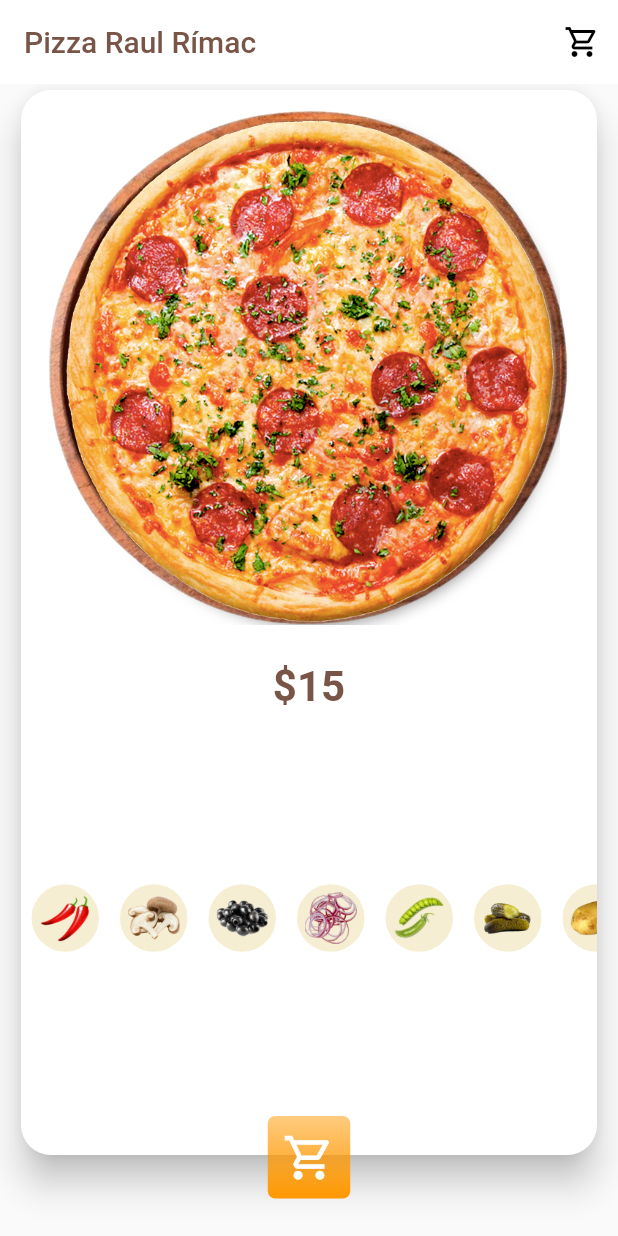
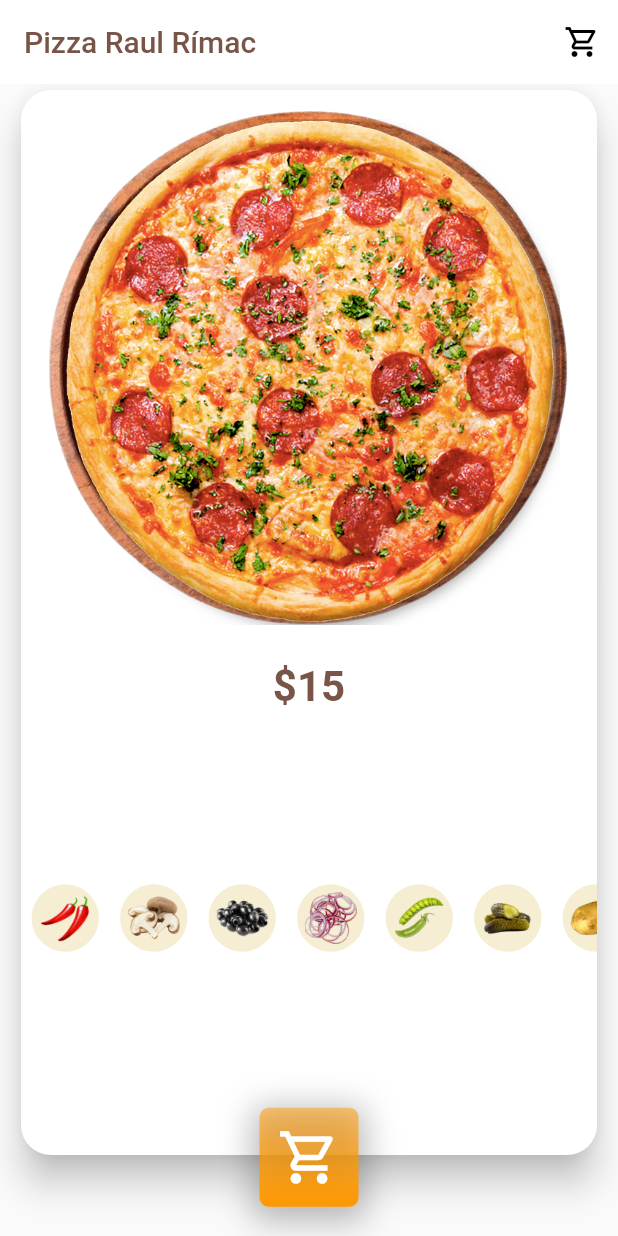
Before and after one commit to JosueDurand96/Pizza-Order-App-Flutter, a Flutter app: the screen it shows after launch, after a tap on the "shopping cart" icon, on a phone screen of 412 x 824 dp. Run offline on Flutter 3.47's test engine with Material 2 defaults, Android fonts, the light colour scheme and no system bars.

Commit message:
first part

```diff
--- a/lib/screens/pizza_order_details.dart
+++ b/lib/screens/pizza_order_details.dart
@@ -54,7 +54,11 @@ class PizzaOrderDetails extends StatelessWidget {
             height: _pizzaCartSize,
             width: _pizzaCartSize,
             left: MediaQuery.of(context).size.width / 2 - _pizzaCartSize / 2,
-            child: _PizzaCartButton(),
+            child: _PizzaCartButton(
+              onTap: () {
+                print('car');
+              },
+            ),
           )
         ],
       ),
@@ -81,7 +85,7 @@ class _PizzaDetailsState extends State<_PizzaDetails>
     if (_animationList.isNotEmpty) {
       for (int i = 0; i < _listIngredients.length; i++) {
         Ingredient ingredient = _listIngredients[i];
-        final ingredientWidget = Image.asset(ingredient.image,height: 40);
+        final ingredientWidget = Image.asset(ingredient.image, height: 40);
         for (int j = 0; j < ingredient.positions.length; j++) {
           final animation = _animationList[j];
           final position = ingredient.positions[j];
@@ -100,15 +104,20 @@ class _PizzaDetailsState extends State<_PizzaDetails>
             } else {
               fromY = _pizzaConstraints.maxHeight * (1 - animation.value);
             }
+            final opacity = animation.value;
+
             if (animation.value > 0) {
               elements.add(
-                Transform(
+                Opacity(
+                  opacity: opacity,
+                  child: Transform(
                     transform: Matrix4.identity()
                       ..translate(
                         fromX + _pizzaConstraints.maxWidth * positionX,
                         fromY + _pizzaConstraints.maxHeight * positionY,
                       ),
                     child: ingredientWidget,
+                  ),
                 ),
               );
             }
@@ -160,7 +169,7 @@ class _PizzaDetailsState extends State<_PizzaDetails>
   @override
   void initState() {
     _animationController = AnimationController(
-        vsync: this, duration: const Duration(milliseconds: 900));
+        vsync: this, duration: const Duration(milliseconds: 700));
     super.initState();
   }
 
@@ -270,10 +279,50 @@ class _PizzaDetailsState extends State<_PizzaDetails>
   }
 }
 
-class _PizzaCartButton extends StatelessWidget {
+class _PizzaCartButton extends StatefulWidget {
+  const _PizzaCartButton({Key key, this.onTap}) : super(key: key);
+  final VoidCallback onTap;
+
+  @override
+  _PizzaCartButtonState createState() => _PizzaCartButtonState();
+}
+
+class _PizzaCartButtonState extends State<_PizzaCartButton>
+    with SingleTickerProviderStateMixin {
+  AnimationController _animationController;
+
+  @override
+  void initState() {
+    _animationController = AnimationController(
+      vsync: this,
+      lowerBound: 0.5,
+      upperBound: 1.0,
+      duration: const Duration(milliseconds: 150),
+      reverseDuration: const Duration(milliseconds: 200),
+    );
+    super.initState();
+  }
+
+  @override
+  void dispose() {
+    _animationController.dispose();
+    super.dispose();
+  }
+
+  Future<void> _animateButton() async {
+    await _animationController.forward(from: 0.0);
+    await _animationController.reverse( );
+  }
+
   @override
   Widget build(BuildContext context) {
-    return Container(
+    return GestureDetector(
+      onTap: () {
+        widget.onTap();
+        _animateButton();
+      },
+      child: AnimatedBuilder(
+        child: Container(
           decoration: BoxDecoration(
             borderRadius: BorderRadius.circular(5),
             gradient: LinearGradient(
@@ -282,12 +331,30 @@ class _PizzaCartButton extends StatelessWidget {
               colors: [
                 Colors.orange.withOpacity(0.5),
                 Colors.orange,
-            ]),
+              ],
+            ),
+            boxShadow: [
+              BoxShadow(
+                color: Colors.black26,
+                blurRadius: 15.0,
+                offset: Offset(0.0, 4.0),
+                spreadRadius: 4.0,
+              )
+            ],
           ),
           child: Icon(
             Icons.shopping_cart_outlined,
             color: Colors.white,
             size: 35,
+          ),
+        ),
+        animation: _animationController,
+        builder: (context, child) {
+          return Transform.scale(
+            scale: 1.7-  _animationController.value,
+            child: child,
+          );
+        },
       ),
     );
   }
```
Lines whose indentation alone changed are shown as unchanged.
